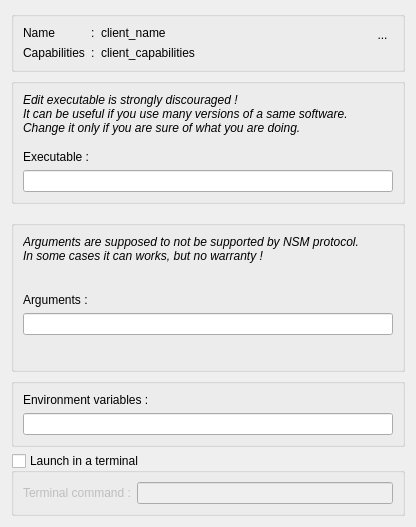
Houston4444/RaySession, file resources/ui/nsm_properties.ui: the form before one commit.
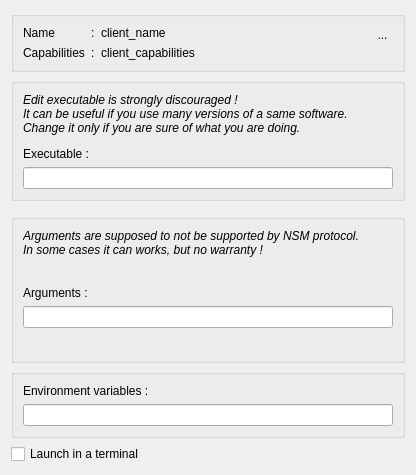
The form after the commit. Icons and pictures are not drawn. Custom widgets are drawn as their Qt base class.

Commit message: remove terminal command edit from client properties dialog

Diff of the .ui file:
```diff
--- a/resources/ui/nsm_properties.ui
+++ b/resources/ui/nsm_properties.ui
@@ -7,7 +7,7 @@
     <x>0</x>
     <y>0</y>
     <width>416</width>
-    <height>527</height>
+    <height>475</height>
    </rect>
   </property>
   <property name="windowTitle">
@@ -284,31 +284,10 @@
     </widget>
    </item>
    <item>
-    <widget class="QGroupBox" name="groupBoxTerminal">
-     <property name="toolTip">
-      <string>&lt;html&gt;&lt;head/&gt;&lt;body&gt;&lt;p&gt;Launch the program in a terminal.&lt;/p&gt;&lt;p&gt;Mostly for debug purpose, some things may behave differently, such as the way the program is stopped.&lt;/p&gt;&lt;p&gt;The terminal command line is global, it will be applyed to all clients using this option in all sessions.&lt;/p&gt;&lt;/body&gt;&lt;/html&gt;</string>
-     </property>
-     <property name="title">
+    <widget class="QCheckBox" name="checkBoxTerminal">
+     <property name="text">
       <string>Launch in a terminal</string>
      </property>
-     <property name="checkable">
-      <bool>true</bool>
-     </property>
-     <property name="checked">
-      <bool>false</bool>
-     </property>
-     <layout class="QHBoxLayout" name="horizontalLayout_2">
-      <item>
-       <widget class="QLabel" name="label_5">
-        <property name="text">
-         <string>Terminal command :</string>
-        </property>
-       </widget>
-      </item>
-      <item>
-       <widget class="QLineEdit" name="lineEditTerminalCommand"/>
-      </item>
-     </layout>
     </widget>
    </item>
   </layout>
```
The commit also changes 1 other file.
